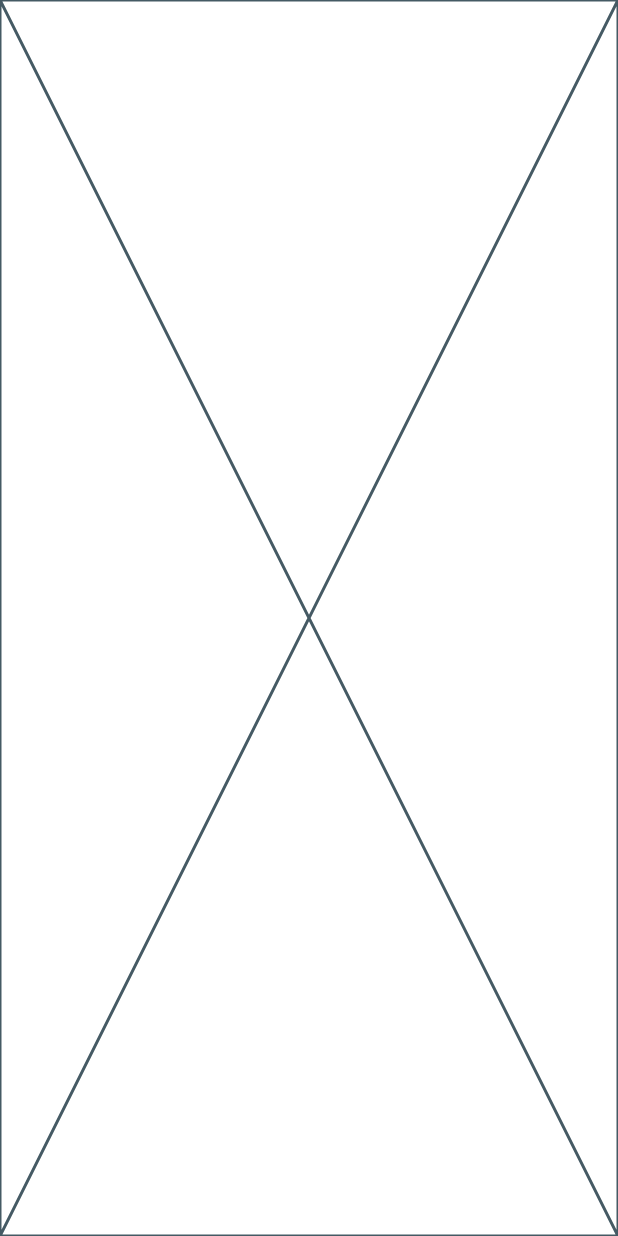
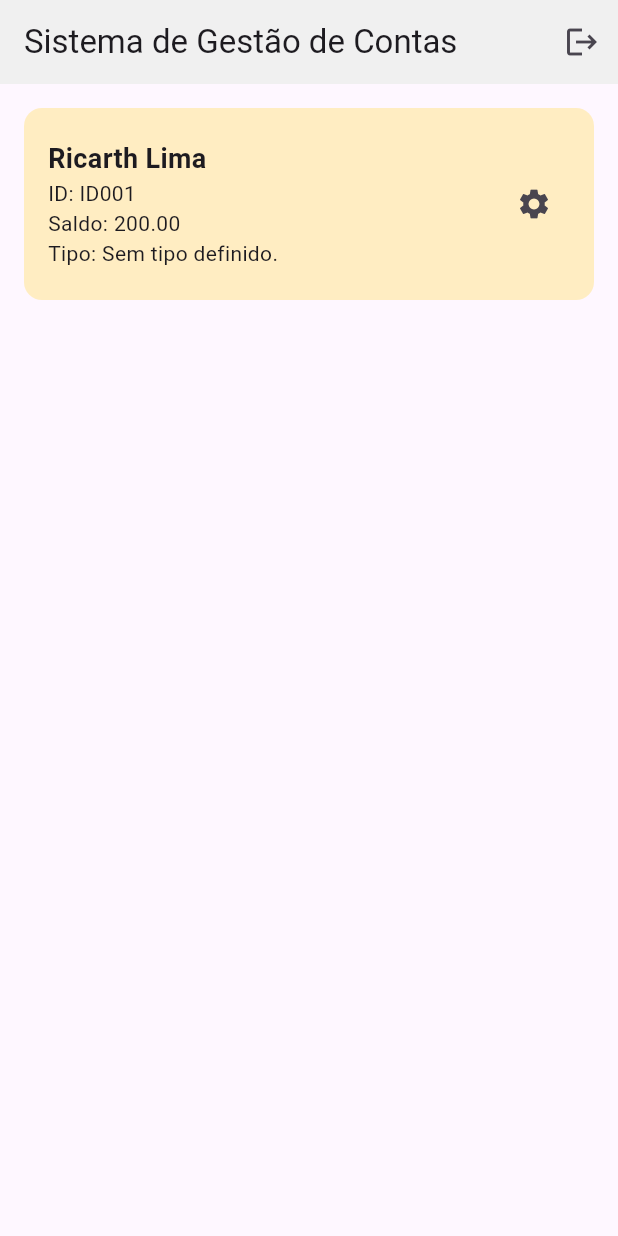
Before and after one commit to vtarginoo/flutter_banco_douro, a Flutter app: the screen it shows after launch, after a tap on "Entrar", on a phone screen of 412 x 824 dp. Run offline on Flutter 3.47's test engine with Material 3 defaults, Android fonts, the light colour scheme and no system bars.

Commit message:
inicio aula 4

```diff
--- /dev/null
+++ b/lib/models/account.dart
@@ -0,0 +1,79 @@
+import 'dart:convert';
+
+class Account {
+  String id;
+  String name;
+  String lastName;
+  double balance;
+  String? accountType;
+
+  Account({
+    required this.id,
+    required this.name,
+    required this.lastName,
+    required this.balance,
+    required this.accountType,
+  });
+
+  factory Account.fromMap(Map<String, dynamic> map) {
+    return Account(
+      id: map['id'] as String,
+      name: map['name'] as String,
+      lastName: map['lastName'] as String,
+      balance: map['balance'] as double,
+      accountType:
+          (map['accountType'] != null) ? map['accountType'] as String : null,
+    );
+  }
+
+  Map<String, dynamic> toMap() {
+    return <String, dynamic>{
+      'id': id,
+      'name': name,
+      'lastName': lastName,
+      'balance': balance,
+      'accountType': accountType,
+    };
+  }
+
+  Account copyWith({
+    String? id,
+    String? name,
+    String? lastName,
+    double? balance,
+    String? accountType,
+  }) {
+    return Account(
+      id: id ?? this.id,
+      name: name ?? this.name,
+      lastName: lastName ?? this.lastName,
+      balance: balance ?? this.balance,
+      accountType: accountType ?? this.accountType,
+    );
+  }
+
+  String toJson() => json.encode(toMap());
+
+  factory Account.fromJson(String source) =>
+      Account.fromMap(json.decode(source) as Map<String, dynamic>);
+
+  @override
+  String toString() {
+    return '\nConta $id\n$name $lastName\nSaldo: $balance\n';
+  }
+
+  @override
+  bool operator ==(covariant Account other) {
+    if (identical(this, other)) return true;
+
+    return other.id == id &&
+        other.name == name &&
+        other.lastName == lastName &&
+        other.balance == balance;
+  }
+
+  @override
+  int get hashCode {
+    return id.hashCode ^ name.hashCode ^ lastName.hashCode ^ balance.hashCode;
+  }
+}
--- a/lib/ui/home_screen.dart
+++ b/lib/ui/home_screen.dart
@@ -1,10 +1,34 @@
 import 'package:flutter/material.dart';
+import 'package:flutter_banco_douro/models/account.dart';
+import 'package:flutter_banco_douro/ui/styles/colors.dart';
+import 'package:flutter_banco_douro/ui/widgets/account_widget.dart';
 
 class HomeScreen extends StatelessWidget {
   const HomeScreen({super.key});
 
   @override
   Widget build(BuildContext context) {
-    return const Placeholder();
+    return Scaffold(
+      appBar: AppBar(
+        backgroundColor:  AppColor.lightGrey,
+        title: const Text("Sistema de Gestão de Contas"),
+        actions: [
+          IconButton(onPressed: ()=> {Navigator.pushReplacementNamed(context, "login")}
+          , icon: const Icon(Icons.logout))
+        ],
+      ),
+      body: Padding(
+        padding: const EdgeInsets.all(16.0),
+        child: AccountWidget(
+          account: Account(
+            id: "ID001",
+            name: "Ricarth",
+            lastName: "Lima",
+            balance: 200,
+            accountType: null,
+          ),
+        ),
+      ),
+    );
   }
 }
--- a/lib/ui/login_screen.dart
+++ b/lib/ui/login_screen.dart
@@ -1,4 +1,5 @@
 import 'package:flutter/material.dart';
+import 'package:flutter_banco_douro/ui/styles/colors.dart';
 
 class LoginScreen extends StatelessWidget {
   const LoginScreen({super.key});
@@ -48,7 +49,7 @@ class LoginScreen extends StatelessWidget {
                       },
                       style: const ButtonStyle(
                         backgroundColor: WidgetStatePropertyAll(
-                          Color(0xFFFFA902),
+                          AppColor.orange,
                           )
                         ),
                       child: const Text("Entrar",
--- /dev/null
+++ b/lib/ui/styles/colors.dart
@@ -0,0 +1,9 @@
+import 'package:flutter/material.dart';
+
+class AppColor {
+
+  static const Color orange = Color(0xFFFFA902);
+  static const Color lightGrey = Color(0xFFF0F0F0);
+  static const Color lightOrange = Color(0xFFFFEDC2);
+
+}
--- /dev/null
+++ b/lib/ui/widgets/account_widget.dart
@@ -0,0 +1,42 @@
+import 'package:flutter/material.dart';
+import 'package:flutter_banco_douro/models/account.dart';
+import 'package:flutter_banco_douro/ui/styles/colors.dart';
+
+class AccountWidget extends StatelessWidget {
+  final Account account;
+
+  const AccountWidget({super.key, required this.account});
+
+  @override
+  Widget build(BuildContext context) {
+    return   Container(
+      height: 128,
+      padding: const EdgeInsets.all(16),
+      decoration: BoxDecoration(
+        color: AppColor.lightOrange,
+        borderRadius: BorderRadius.circular(12),
+      ),
+      child: Row(
+        mainAxisAlignment: MainAxisAlignment.spaceBetween,
+        children: [
+        Column(
+          mainAxisAlignment: MainAxisAlignment.center,
+          crossAxisAlignment: CrossAxisAlignment.start,
+          children: [
+            Text("${account.name} ${account.lastName}",
+            style: const TextStyle(
+              fontSize: 18,
+              fontWeight: FontWeight.bold,
+            ),),
+            Text("ID: ${account.id}"),
+            Text("Saldo: ${account.balance.toStringAsFixed(2)}"),
+            Text("Tipo: ${account.accountType ?? "Sem tipo definido."}"),
+
+
+          ],
+        ),
+        IconButton(onPressed: ()=>{}, icon: const Icon(Icons.settings))
+      ],),
+    );
+  }
+}
--- a/pubspec.yaml
+++ b/pubspec.yaml
@@ -9,6 +9,8 @@ environment:
 dependencies:
   flutter:
     sdk: flutter
+  http: ^1.2.2
+  uuid: ^4.5.1
 
 dev_dependencies:
   flutter_test:
```
Also changed, not shown: lib/exceptions/transaction_exceptions.dart (added, +19 -0 lines), lib/helpers/helper_taxes.dart (added, +22 -0 lines), lib/models/transaction.dart (added, +90 -0 lines), lib/services/account_service.dart (added, +74 -0 lines), lib/services/transaction_service.dart (added, +124 -0 lines), pubspec.lock, 1 other file.
